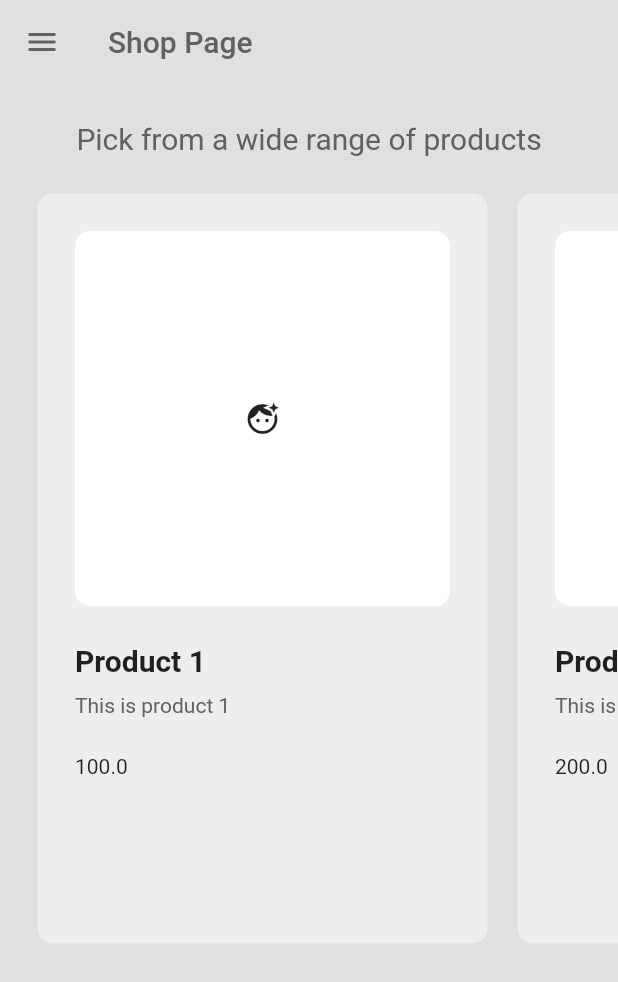
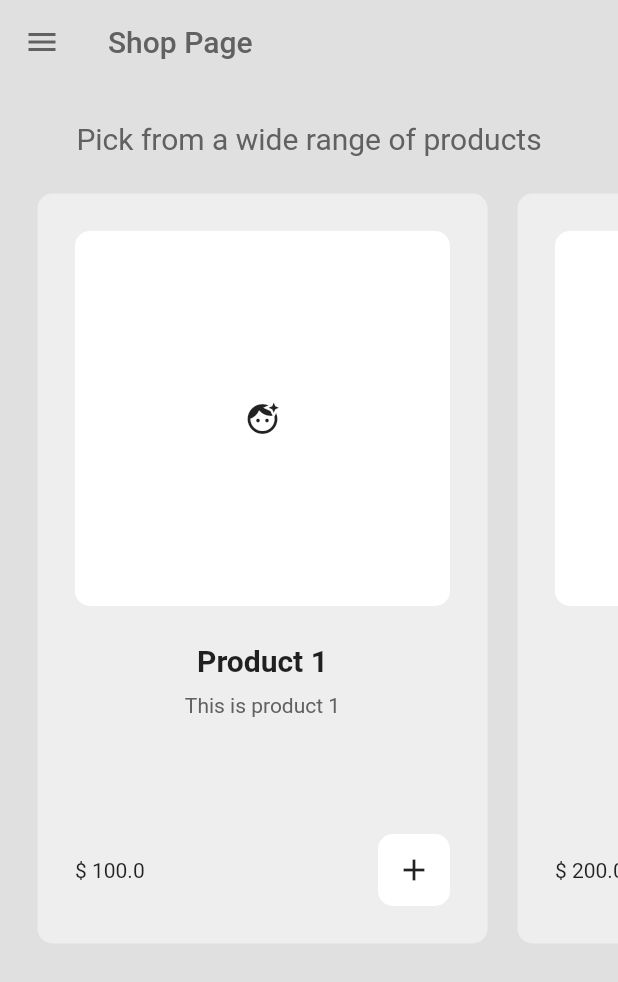
Before and after one commit to KrisD23/Simple-Store-Flutter, a Flutter app: the ShopPage screen opened by its route, on a phone screen of 412 x 824 dp. Shown: the top 982 px of the screen. Run offline on Flutter 3.47's test engine with Material 2 defaults, Android fonts, the light colour scheme and no system bars.

Commit message:
add to cart button working with dialog

```diff
--- a/lib/components/my_product_tile.dart
+++ b/lib/components/my_product_tile.dart
@@ -1,9 +1,39 @@
 import 'package:flutter/material.dart';
 import 'package:minimal_ecommerce_app_yt/models/product.dart';
+import 'package:minimal_ecommerce_app_yt/models/shop.dart';
+import 'package:provider/provider.dart';
 
 class MyProductTile extends StatelessWidget {
   final Product product;
   const MyProductTile({required this.product, super.key});
+
+  // add to cart function
+  void addToCart(BuildContext context) {
+    // show a dialog box
+    showDialog(
+      context: context,
+      builder: (context) => AlertDialog(
+        content: Text('Add this item to cart?'),
+        actions: [
+          // cancel button
+          MaterialButton(
+            onPressed: () => Navigator.pop(context),
+            child: Text('Cancel'),
+          ),
+
+          // yes button
+          MaterialButton(
+            onPressed: () {
+              Navigator.pop(context);
+              // add to cart
+              context.read<Shop>().addToCart(product);
+            },
+            child: Text('Yes'),
+          ),
+        ],
+      ),
+    );
+  }
 
   @override
   Widget build(BuildContext context) {
@@ -16,7 +46,10 @@ class MyProductTile extends StatelessWidget {
       padding: const EdgeInsets.all(25),
       width: 300,
       child: Column(
+        mainAxisAlignment: MainAxisAlignment.spaceBetween,
         crossAxisAlignment: CrossAxisAlignment.start,
+        children: [
+          Column(
             children: [
               // product image
               AspectRatio(
@@ -42,13 +75,33 @@ class MyProductTile extends StatelessWidget {
               // product description
               Text(
                 product.description,
-            style:
-                TextStyle(color: Theme.of(context).colorScheme.inversePrimary),
+                style: TextStyle(
+                    color: Theme.of(context).colorScheme.inversePrimary),
               ),
               const SizedBox(height: 25),
+            ],
+          ),
 
           // product price + add to cart button
-          Text(product.price.toString()),
+          Row(
+            mainAxisAlignment: MainAxisAlignment.spaceBetween,
+            children: [
+              // product price
+              Text('\$ ' + product.price.toString()),
+
+              // add to cart button
+              Container(
+                decoration: BoxDecoration(
+                  color: Theme.of(context).colorScheme.secondary,
+                  borderRadius: BorderRadius.circular(10),
+                ),
+                child: IconButton(
+                  onPressed: () => addToCart(context),
+                  icon: Icon(Icons.add),
+                ),
+              )
+            ],
+          ),
         ],
       ),
     );
```
Lines whose indentation alone changed are shown as unchanged.
